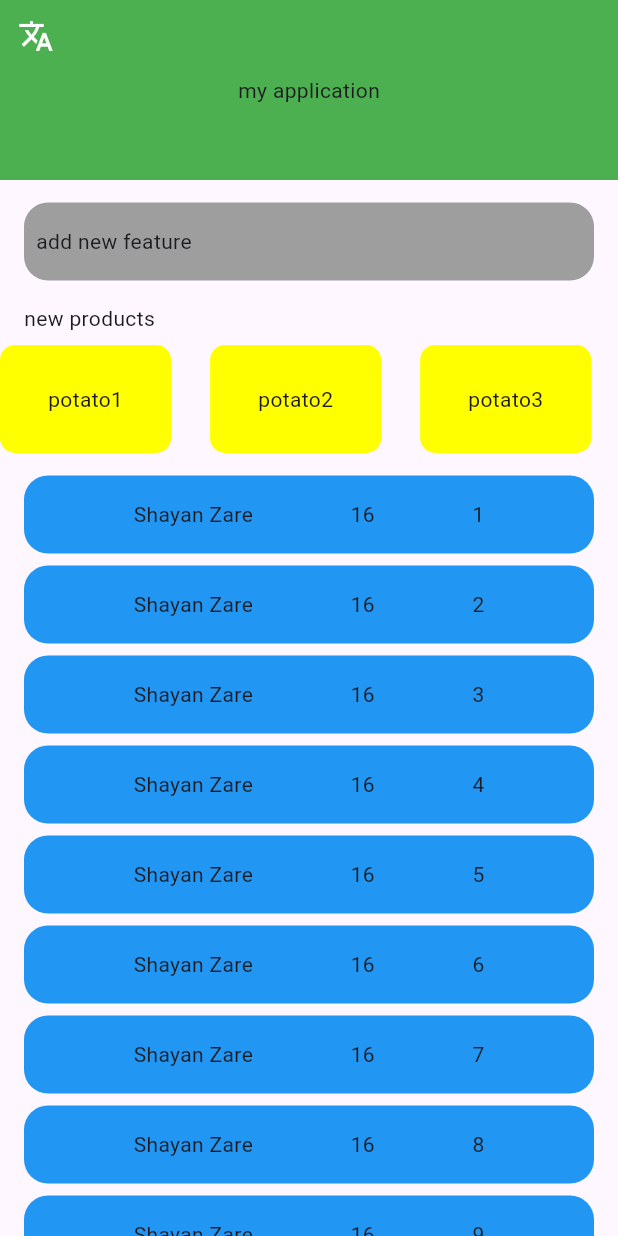
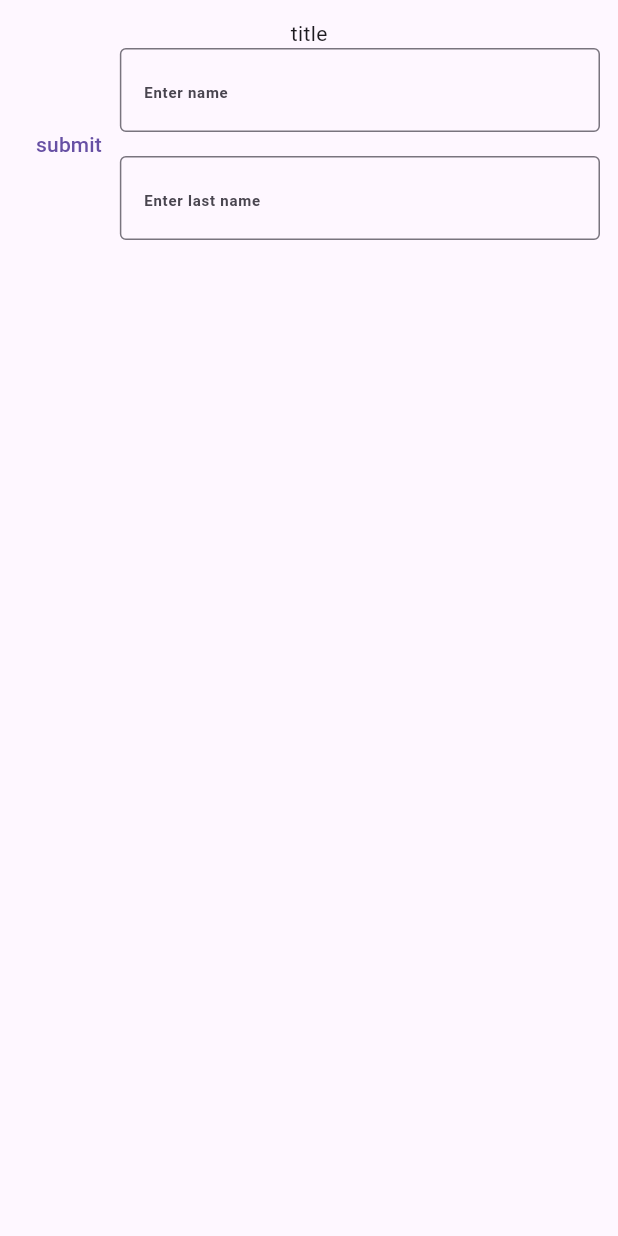
Before and after one commit to shayanzare-dev/taav_task, a Flutter app: the screen it shows after launch, on a phone screen of 412 x 824 dp. Run offline on Flutter 3.47's test engine with Material 3 defaults, Android fonts, the phone set to English and light mode, and no system bars; generated files the repository leaves out were written again.

Commit message:
add text field practice

```diff
--- a/lib/app.dart
+++ b/lib/app.dart
@@ -1,7 +1,8 @@
 import 'package:flutter/material.dart';
 import 'package:flutter_gen/gen_l10n/app_localizations.dart';
-import 'package:untitled/pages/home/home_page.dart';
-import 'package:untitled/pages/home/widgets/language_change/locale_manager.dart';
+import 'package:untitled/todo/todo_page.dart';
+
+import 'list_data_app/pages/home/widgets/language_change/locale_manager.dart';
 
 class App extends StatefulWidget {
   const App({super.key});
@@ -19,15 +20,10 @@ class _AppState extends State<App> {
         localizationsDelegates: AppLocalizations.localizationsDelegates,
         supportedLocales: AppLocalizations.supportedLocales,
         locale: localeManager.locale,
-      title: 'review on localization',
+        title: 'text form field',
         theme: ThemeData(
           primaryColor: Colors.grey.shade600,
         ),
-      home: HomePage(
-        changeLocale: () => setState(() {
-          localeManager.changeLocale();
-        }),
-      ),
-    );
+        home: const TodoPage());
   }
 }
--- /dev/null
+++ b/lib/life_cycle/main.dart
@@ -0,0 +1,4 @@
+import 'package:flutter/cupertino.dart';
+import 'package:untitled/life_cycle/state_app.dart';
+
+void main()=> runApp(const StateApp());
--- /dev/null
+++ b/lib/life_cycle/state_app.dart
@@ -0,0 +1,34 @@
+import 'package:flutter/material.dart';
+import 'package:untitled/list_data_app/pages/home/widgets/list_view_page.dart';
+
+class StateApp extends StatefulWidget {
+  const StateApp({super.key});
+
+  @override
+  State<StateApp> createState() => _StateAppState();
+}
+
+class _StateAppState extends State<StateApp> {
+  @override
+  void initState() {
+    // TODO: implement initState
+    super.initState();
+    print('helloo');
+  }
+
+  @override
+  void dispose() {
+    super.dispose();
+    print('dispose is working now...');
+  }
+
+  @override
+  Widget build(BuildContext context) {
+    return const MaterialApp(
+      home: Scaffold(
+        body: SizedBox(
+            height: 200, child: ListViewPage(primaryColor: Colors.green)),
+      ),
+    );
+  }
+}
--- a/lib/pages/data_base/data_base.dart
+++ b/lib/list_data_app/pages/data_base/data_base.dart
@@ -1,6 +1,6 @@
 import 'package:flutter/material.dart';
-import 'package:untitled/pages/data_base/item.dart';
 
+import 'item.dart';
 import 'person.dart';
 
 class DataBase {
--- a/lib/pages/home/home_page.dart
+++ b/lib/list_data_app/pages/home/home_page.dart
@@ -1,8 +1,8 @@
 import 'package:flutter/material.dart';
-import 'package:untitled/pages/home/widgets/new_product.dart';
-import 'package:untitled/pages/home/widgets/people.dart';
 
 import 'widgets/header.dart';
+import 'widgets/new_product.dart';
+import 'widgets/people.dart';
 import 'widgets/update_new_version.dart';
 
 class HomePage extends StatelessWidget {
--- a/lib/pages/home/widgets/new_product.dart
+++ b/lib/list_data_app/pages/home/widgets/new_product.dart
@@ -1,7 +1,9 @@
 import 'package:flutter/material.dart';
 import 'package:flutter_gen/gen_l10n/app_localizations.dart';
-import 'package:untitled/pages/data_base/data_base.dart';
-import 'package:untitled/pages/data_base/item.dart';
+import 'package:untitled/list_data_app/pages/home/widgets/list_view_page.dart';
+
+import '../../data_base/data_base.dart';
+import '../../data_base/item.dart';
 
 class NewProduct extends StatelessWidget {
   const NewProduct({super.key});
@@ -15,7 +17,10 @@ class NewProduct extends StatelessWidget {
         child: Text(AppLocalizations.of(context)!.new_products),
       ),
       const SizedBox(height: 8),
-      Expanded(child: _listViewSeparated(color, context)),
+      const Expanded(
+          child: ListViewPage(
+        primaryColor: Colors.red,
+      )),
     ]);
   }
 
--- /dev/null
+++ b/lib/todo/todo_page.dart
@@ -0,0 +1,50 @@
+import 'package:flutter/material.dart';
+import 'package:untitled/todo/widgets/todo_creator.dart';
+
+import 'widgets/item_list.dart';
+
+class TodoPage extends StatefulWidget {
+  const TodoPage({super.key});
+
+  @override
+  State<TodoPage> createState() => _TodoPageState();
+}
+
+class _TodoPageState extends State<TodoPage> {
+  @override
+  void dispose() {
+    super.dispose();
+  }
+
+  //  String showStatusText() => isEnable ? 'UnEnable' : 'enable';
+  Map<String, List<String>> todoList = {'name': [], 'lastName': []};
+
+  @override
+  Widget build(BuildContext context) {
+    return Scaffold(
+      body: Padding(
+        padding: const EdgeInsets.all(12.0),
+        child: _body(),
+      ),
+    );
+  }
+
+  Widget _body() => Column(
+        children: [
+          const Center(child: Text('title')),
+          TodoCreator(onSubmit: _onSubmit),
+          Expanded(
+            child: ItemList(
+              todoList: todoList,
+            ),
+          )
+        ],
+      );
+
+  void _onSubmit(TextEditingController name, TextEditingController lastName) {
+    setState(() {
+      todoList['name']!.add(name.text.trim());
+      todoList['lastName']!.add(lastName.text.trim());
+    });
+  }
+}
--- /dev/null
+++ b/lib/todo/widgets/item_list.dart
@@ -0,0 +1,23 @@
+
+import 'package:flutter/material.dart';
+
+class ItemList extends StatelessWidget {
+  const ItemList({super.key, required this.todoList});
+
+  final Map<String, List<String>> todoList;
+
+  @override
+  Widget build(BuildContext context) {
+    return ListView.separated(
+        itemBuilder: _itemBuilder,
+        separatorBuilder: (context, index) => Divider(),
+        itemCount: todoList['name']!.length);
+  }
+
+  Widget _itemBuilder(BuildContext context, int index) => Row(
+    children: [
+      Text(todoList['name']![index]),
+      IconButton(onPressed: () {}, icon: const Icon(Icons.clear))
+    ],
+  );
+}
--- /dev/null
+++ b/lib/todo/widgets/todo_creator.dart
@@ -0,0 +1,49 @@
+import 'package:flutter/material.dart';
+
+class TodoCreator extends StatelessWidget {
+  TodoCreator({super.key, required this.onSubmit});
+
+  final void Function(TextEditingController, TextEditingController) onSubmit;
+  final TextEditingController _nameTextEditingController =
+      TextEditingController();
+  final TextEditingController _lastNameTextEditingController =
+      TextEditingController();
+
+  @override
+  Widget build(BuildContext context) {
+    return Row(
+      children: [
+        TextButton(
+            onPressed: () => onSubmit(
+                _nameTextEditingController, _lastNameTextEditingController),
+            child: const Text('submit')),
+        Expanded(
+          flex: 2,
+          child: Column(
+            children: [
+              _titleTextField('Enter name',
+                  controller: _nameTextEditingController),
+              const SizedBox(height: 16),
+              _titleTextField('Enter last name',
+                  controller: _lastNameTextEditingController),
+            ],
+          ),
+        ),
+      ],
+    );
+  }
+
+  Widget _titleTextField(String hintText,
+          {required TextEditingController controller}) =>
+      TextField(
+        controller: controller,
+        decoration: InputDecoration(
+          border: const OutlineInputBorder(),
+          hintText: hintText,
+          hintStyle: const TextStyle(
+            fontSize: 10,
+            fontWeight: FontWeight.w700,
+          ),
+        ),
+      );
+}
```
Also changed, not shown: lib/list_data_app/pages/home/widgets/list_view_page.dart (added, +62 -0 lines), lib/pages/home/widgets/sample_workflow.dart (deleted, +0 -91 lines), lib/list_data_app/my_layout.dart (renamed from lib/my_layout.dart), lib/list_data_app/pages/data_base/item.dart (renamed from lib/pages/data_base/item.dart), lib/list_data_app/pages/data_base/person.dart (renamed from lib/pages/data_base/person.dart), lib/list_data_app/pages/home/widgets/header.dart (renamed from lib/pages/home/widgets/header.dart), lib/list_data_app/pages/home/widgets/language_change/locale_manager.dart (renamed from lib/pages/home/widgets/language_change/locale_manager.dart), lib/list_data_app/pages/home/widgets/people.dart (renamed from lib/pages/home/widgets/people.dart), lib/list_data_app/pages/home/widgets/update_new_version.dart (renamed from lib/pages/home/widgets/update_new_version.dart). Lines whose indentation alone changed are shown as unchanged.
